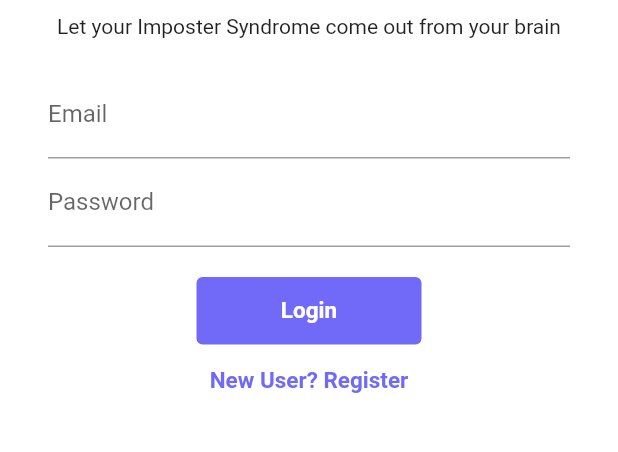
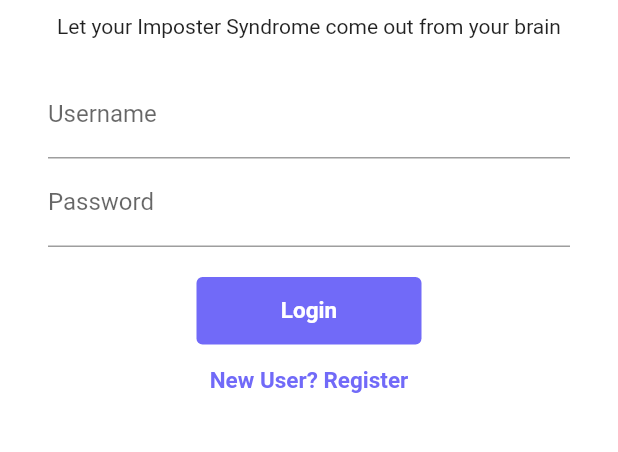
Before and after one commit to Meditatingpanda/flutter-social, a Flutter app: the Login screen opened by its route, on a phone screen of 412 x 824 dp, the part 584-1036 px from its top. Run offline on Flutter 3.47's test engine with Material 2 defaults, Android fonts, the phone set to English and light mode, and no system bars; our stand-ins replace flutter_svg, font_awesome_flutter, like_button, pull_to_refresh, shared_preferences, timeago and 1 more; accounts and stored records are empty; network calls fail.

Commit message:
update done!

```diff
--- a/lib/api/api.dart
+++ b/lib/api/api.dart
@@ -1,4 +1,5 @@
 class Api {
-  //static const String BASE_URL = "https://tweepsbox.onrender.com/api";
- static const String BASE_URL = "http://localhost:5500/api";
+ // static const String BASE_URL = "https://tweepsbox.onrender.com/api";
+ //static const String BASE_URL = "http://localhost:5500/api";
+ static const String BASE_URL = "https://flutter-backend.vercel.app/api";
 }
--- a/lib/components/side_drawer.dart
+++ b/lib/components/side_drawer.dart
@@ -7,6 +7,7 @@ import 'package:shoppingapp/screens/profile_screen.dart';
 
 class SideDrawer extends StatelessWidget {
   const SideDrawer({super.key});
+
 
   @override
   Widget build(BuildContext context) {
@@ -27,7 +28,7 @@ class SideDrawer extends StatelessWidget {
                 style: const TextStyle(fontSize: 18, color: Colors.black),
               ),
               accountEmail: Text(
-                homeNotifier.user!.email,
+                '@${homeNotifier.user!.email}',
                 style: const TextStyle(color: Colors.black),
               ),
               currentAccountPictureSize: const Size.square(50),
--- a/lib/main.dart
+++ b/lib/main.dart
@@ -29,13 +29,13 @@ class MyApp extends StatelessWidget {
           darkTheme: ThemeData(
             brightness: Brightness.dark,
           ),
-          initialRoute:  MyRoutes.loginRoute,
+          initialRoute: MyRoutes.getStartedRoute,
           routes: {
             MyRoutes.getStartedRoute: (context) => const BackgroundVideo(),
             MyRoutes.loginRoute: (context) => const Login(),
             MyRoutes.registerRoute: (context) => const Register(),
             MyRoutes.homeRoute: (context) => const Home(),
-            MyRoutes.profileRoute: (context) =>  Profile(),
+            MyRoutes.profileRoute: (context) => Profile(),
             MyRoutes.followersRoute: (context) => const Followers(),
             MyRoutes.followingsRoute: (context) => const Following(),
           }),
--- a/lib/screens/get_started_screen.dart
+++ b/lib/screens/get_started_screen.dart
@@ -74,7 +74,7 @@ class LoginWidget extends StatelessWidget {
             height: 100,
           ),
           const Text(
-            'Confesso',
+            'TweepBox',
             style: TextStyle(
               color: Colors.white,
               fontSize: 50,
@@ -84,7 +84,7 @@ class LoginWidget extends StatelessWidget {
             height: 20,
           ),
           const Text(
-            'Confess your secrets anonymously',
+            'Your Friendly Neighborhood Chatter Box',
             style: TextStyle(
               color: Colors.white,
               fontSize: 20,
@@ -96,7 +96,7 @@ class LoginWidget extends StatelessWidget {
           OutlinedButton(
               onPressed: () {
                 Navigator.push(context,
-                     MaterialPageRoute(builder: (context) => const Login()));
+                    MaterialPageRoute(builder: (context) => const Login()));
               },
               style: ButtonStyle(
                   backgroundColor: MaterialStateProperty.all(Colors.white),
--- a/lib/screens/login_screen.dart
+++ b/lib/screens/login_screen.dart
@@ -74,8 +74,8 @@ class _LoginState extends State<Login> {
                           children: [
                             TextFormField(
                               decoration: const InputDecoration(
-                                hintText: 'Enter Email',
-                                labelText: 'Email',
+                                hintText: 'Enter Username',
+                                labelText: 'Username',
                               ),
                               controller: value.email,
                               validator: (value) {
--- a/lib/screens/new_post_screen.dart
+++ b/lib/screens/new_post_screen.dart
@@ -45,9 +45,9 @@ class _NewPostState extends State<NewPost> {
                       'https://www.pngitem.com/pimgs/m/146-1468479_my-profile-icon-blank-profile-picture-circle-hd.png'),
                 ),
                 const SizedBox(width: 10),
-                Text(homeNotifier.user?.email ?? 'dummy@gmail.com'),
+                Text(homeNotifier.user?.username ?? 'dummy@gmail.com'),
                 const SizedBox(width: 10),
-                Text("@${homeNotifier.user?.username}",
+                Text("@${homeNotifier.user?.email}",
                     style: const TextStyle(color: Colors.grey))
               ],
             ),
```
Also changed, not shown: lib/providers/home_provider.dart (+27 -2 lines), lib/screens/Tweet.dart (+17 -14 lines), lib/screens/home_screen.dart (+8 -3 lines), 1 other file.
